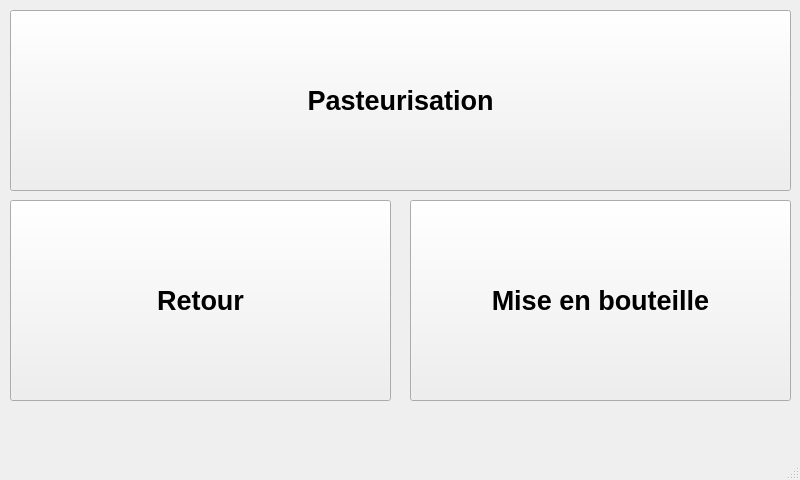
First picture: the form in pagepressee.ui, repository YanisKer/ProjetPomme, before the edit.
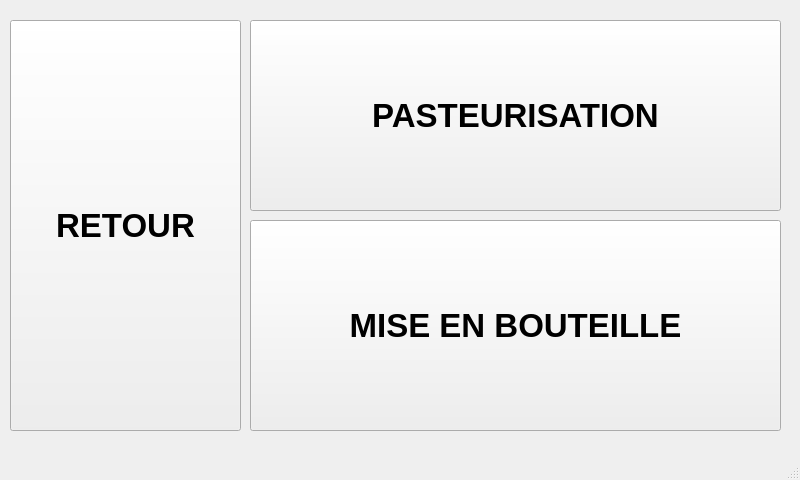
Second picture: the form after the edit.

```diff
--- a/pagepressee.ui
+++ b/pagepressee.ui
@@ -17,58 +17,58 @@
    <widget class="QPushButton" name="pushButton">
     <property name="geometry">
      <rect>
-      <x>10</x>
-      <y>10</y>
-      <width>781</width>
-      <height>181</height>
+      <x>250</x>
+      <y>20</y>
+      <width>531</width>
+      <height>191</height>
      </rect>
     </property>
     <property name="font">
      <font>
-      <pointsize>20</pointsize>
+      <pointsize>25</pointsize>
       <bold>true</bold>
      </font>
     </property>
     <property name="text">
-     <string>Pasteurisation</string>
+     <string>PASTEURISATION</string>
     </property>
    </widget>
    <widget class="QPushButton" name="pushButton_2">
     <property name="geometry">
      <rect>
-      <x>410</x>
-      <y>200</y>
-      <width>381</width>
-      <height>201</height>
+      <x>250</x>
+      <y>220</y>
+      <width>531</width>
+      <height>211</height>
      </rect>
     </property>
     <property name="font">
      <font>
-      <pointsize>20</pointsize>
+      <pointsize>25</pointsize>
       <bold>true</bold>
      </font>
     </property>
     <property name="text">
-     <string>Mise en bouteille</string>
+     <string>MISE EN BOUTEILLE</string>
     </property>
    </widget>
    <widget class="QPushButton" name="pushButton_3">
     <property name="geometry">
      <rect>
       <x>10</x>
-      <y>200</y>
-      <width>381</width>
-      <height>201</height>
+      <y>20</y>
+      <width>231</width>
+      <height>411</height>
      </rect>
     </property>
     <property name="font">
      <font>
-      <pointsize>20</pointsize>
+      <pointsize>25</pointsize>
       <bold>true</bold>
      </font>
     </property>
     <property name="text">
-     <string>Retour</string>
+     <string>RETOUR</string>
     </property>
    </widget>
   </widget>
```
